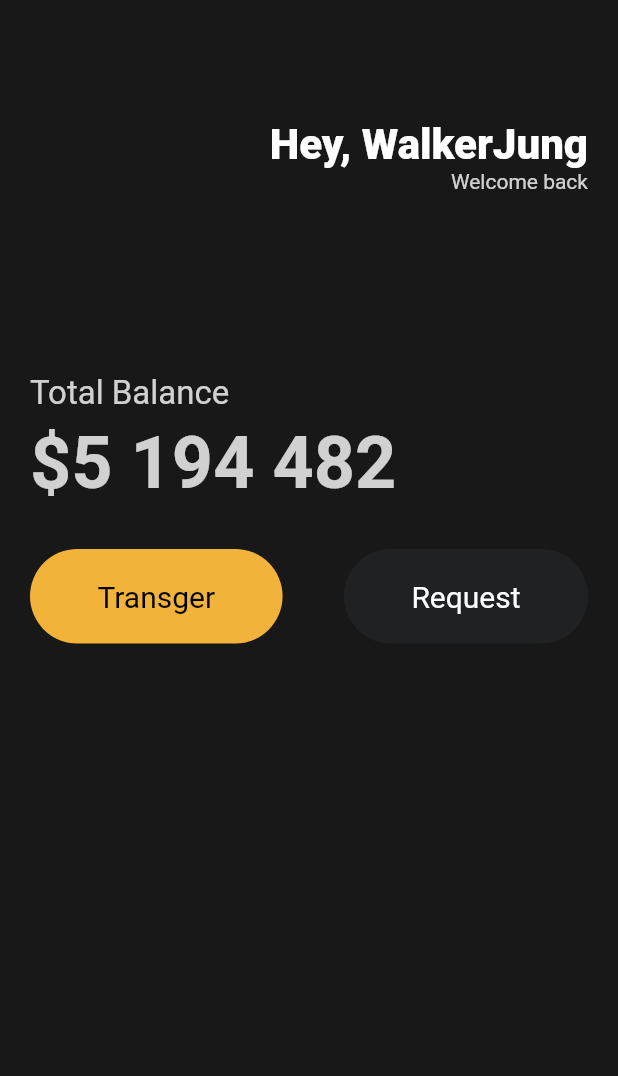
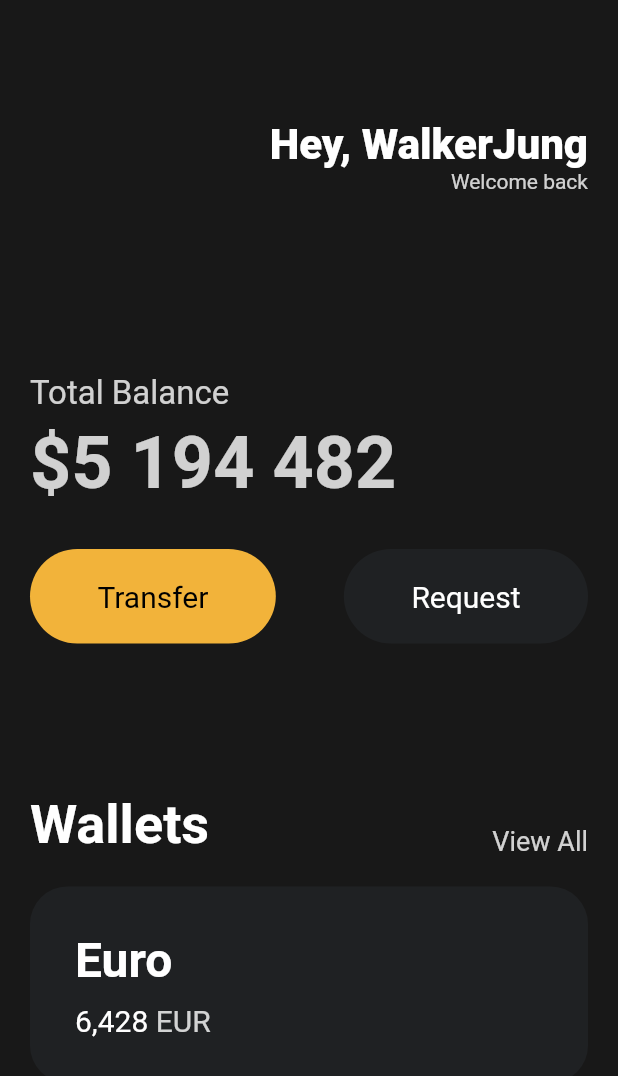
Before and after one commit to walkerJung/start-dart, a Flutter app: the screen it shows after launch, on a phone screen of 412 x 824 dp. Shown: the top 1076 px of the screen. Run offline on Flutter 3.47's test engine with Material 2 defaults, Android fonts, the phone set to English and light mode, and no system bars.

Commit message:
docs: UI Cards 내용 추가

```diff
--- a/toonflix/lib/main.dart
+++ b/toonflix/lib/main.dart
@@ -71,7 +71,7 @@
                 mainAxisAlignment: MainAxisAlignment.spaceBetween,
                 children: [
                   Button(
-                    text: 'Transger',
+                    text: 'Transfer',
                     bgColor: Color(0xFFF2B33A),
                     textColor: Colors.black,
                   ),
@@ -81,7 +81,81 @@
                     textColor: Colors.white,
                   ),
                 ],
-              )
+              ),
+              const SizedBox(
+                height: 100,
+              ),
+              Row(
+                crossAxisAlignment: CrossAxisAlignment.end,
+                mainAxisAlignment: MainAxisAlignment.spaceBetween,
+                children: [
+                  const Text(
+                    'Wallets',
+                    style: TextStyle(
+                      color: Colors.white,
+                      fontSize: 36,
+                      fontWeight: FontWeight.w600,
+                    ),
+                  ),
+                  Text(
+                    'View All',
+                    style: TextStyle(
+                      color: Colors.white.withOpacity(0.8),
+                      fontSize: 18,
+                    ),
+                  ),
+                ],
+              ),
+              const SizedBox(
+                height: 20,
+              ),
+              Container(
+                decoration: BoxDecoration(
+                  color: const Color(0xFF1F2123),
+                  borderRadius: BorderRadius.circular(25),
+                ),
+                child: Padding(
+                  padding: const EdgeInsets.all(30),
+                  child: Row(
+                    children: [
+                      Column(
+                        crossAxisAlignment: CrossAxisAlignment.start,
+                        children: [
+                          const Text(
+                            'Euro',
+                            style: TextStyle(
+                                color: Colors.white,
+                                fontSize: 32,
+                                fontWeight: FontWeight.w600),
+                          ),
+                          const SizedBox(height: 10),
+                          Row(
+                            children: [
+                              const Text(
+                                '6,428',
+                                style: TextStyle(
+                                  color: Colors.white,
+                                  fontSize: 20,
+                                ),
+                              ),
+                              const SizedBox(
+                                width: 5,
+                              ),
+                              Text(
+                                'EUR',
+                                style: TextStyle(
+                                  color: Colors.white.withOpacity(0.8),
+                                  fontSize: 20,
+                                ),
+                              ),
+                            ],
+                          ),
+                        ],
+                      ),
+                    ],
+                  ),
+                ),
+              ),
             ],
           ),
         ),
```
Also changed, not shown: 1 other file.
